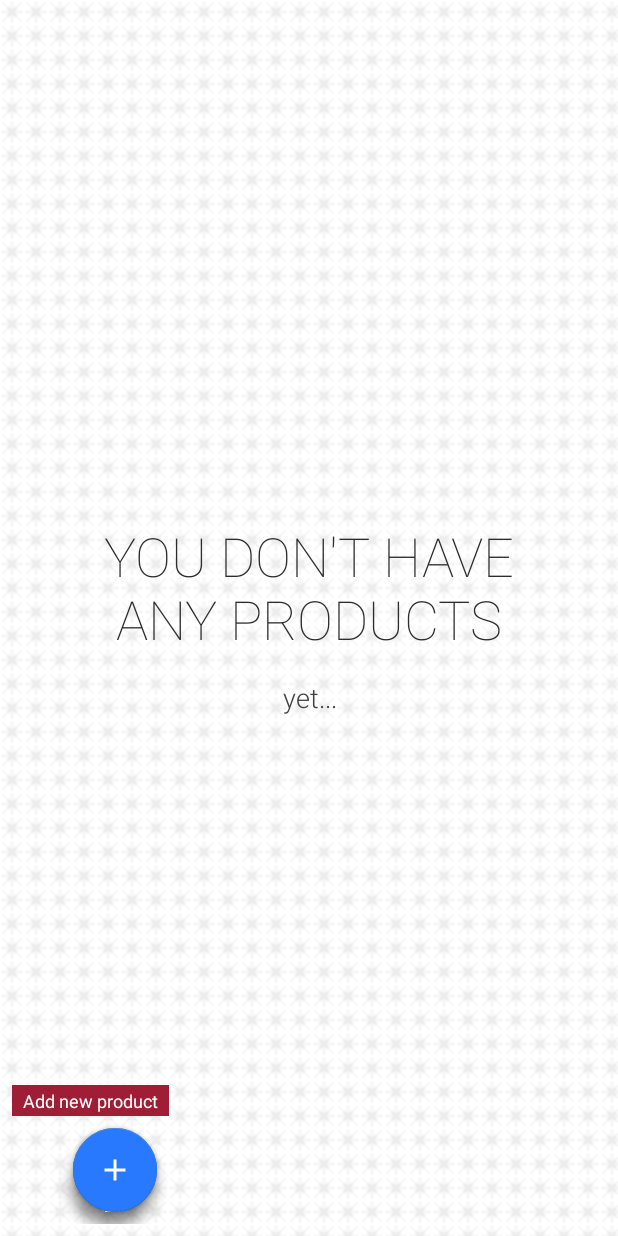
After one commit to DujeMedak/Eshop, an Android app: the ScanActivity screen opened directly, with no data from a screen before it, on a phone screen of 412 x 824 dp. The commit adds this screen. Run offline under Robolectric (Android 15) with nearby library versions, the phone set to English and light mode, and no system bars.

Commit message:
Add animations in scanActivity, add barScanner

```diff
--- a/app/src/main/java/cmov/feup/eshop/RegistrationActivity.java
+++ b/app/src/main/java/cmov/feup/eshop/RegistrationActivity.java
@@ -118,8 +118,14 @@ public class RegistrationActivity extends AppCompatActivity{
         name = ((EditText)findViewById(R.id.nameTxt)).getText().toString();
 
         if(name.isEmpty()){
-            Toast.makeText(this, "You must enter the name!", Toast.LENGTH_SHORT).show();
+            //Toast.makeText(this, "You must enter the name!", Toast.LENGTH_SHORT).show();
         }
+        else{
+
+        }
+        //TODO change this
+        Intent next = new Intent(RegistrationActivity.this,ScanActivity.class);
+        RegistrationActivity.this.startActivity(next);
 
     }
 
--- /dev/null
+++ b/app/src/main/java/cmov/feup/eshop/ScanActivity.java
@@ -0,0 +1,195 @@
+package cmov.feup.eshop;
+
+import android.app.Activity;
+import android.app.AlertDialog;
+import android.content.ActivityNotFoundException;
+import android.content.DialogInterface;
+import android.content.Intent;
+import android.content.res.ColorStateList;
+import android.content.res.Resources;
+import android.net.Uri;
+import android.support.design.widget.FloatingActionButton;
+import android.support.v4.content.ContextCompat;
+import android.support.v4.content.res.ResourcesCompat;
+import android.support.v7.app.AppCompatActivity;
+import android.os.Bundle;
+import android.view.View;
+import android.view.animation.Animation;
+import android.view.animation.AnimationUtils;
+import android.widget.Button;
+import android.widget.FrameLayout;
+import android.widget.LinearLayout;
+import android.widget.TextView;
+
+public class ScanActivity extends AppCompatActivity {
+
+    static final String ACTION_SCAN = "com.google.zxing.client.android.SCAN";
+    TextView message;
+    Animation show_fab_3,show_fab_2;
+    Animation hide_fab_3,hide_fab_2;
+    boolean menuOn = false;
+
+    LinearLayout fab2;
+    FloatingActionButton fab3;
+
+    @Override
+    public void onCreate(Bundle savedInstanceState) {
+        FloatingActionButton barButton,QRButton;
+
+
+        super.onCreate(savedInstanceState);
+        setContentView(R.layout.activity_scan);
+        message = (TextView) findViewById(R.id.message);
+        QRButton = (FloatingActionButton) findViewById(R.id.fab2Button);
+        barButton = (FloatingActionButton) findViewById(R.id.fab_3);
+        QRButton.setOnClickListener(new View.OnClickListener() {
+            @Override
+            public void onClick(View v) {
+                scan(true);
+            }
+        });
+        barButton.setOnClickListener(new View.OnClickListener() {
+            @Override
+            public void onClick(View v) {
+                scan(false);
+            }
+        });
+
+        show_fab_2 = AnimationUtils.loadAnimation(getApplication(), R.anim.fab_2_show);
+        hide_fab_2 = AnimationUtils.loadAnimation(getApplication(), R.anim.fab_2_hide);
+
+        show_fab_3 = AnimationUtils.loadAnimation(getApplication(), R.anim.fab_3_show);
+        hide_fab_3 = AnimationUtils.loadAnimation(getApplication(), R.anim.fab_3_hide);
+
+        fab2 = (LinearLayout)findViewById(R.id.fab_2);
+        fab3 = (FloatingActionButton)findViewById(R.id.fab_3);
+
+        QRButton.setBackgroundTintList(ColorStateList.valueOf(ContextCompat.getColor(ScanActivity.this, R.color.colorPrimary)));
+        barButton.setBackgroundTintList(ColorStateList.valueOf(ContextCompat.getColor(ScanActivity.this, R.color.upvoteBtnColor)));
+
+        FrameLayout.LayoutParams layoutParams = (FrameLayout.LayoutParams) fab2.getLayoutParams();
+        layoutParams.topMargin += (int) (fab2.getHeight() * 1.5);
+
+
+        FrameLayout.LayoutParams layoutParams3 = (FrameLayout.LayoutParams) fab3.getLayoutParams();
+        layoutParams3.topMargin += (int) (fab3.getHeight() * 1.25);
+    }
+
+    public void displayFab2(){
+        //QR code
+        FrameLayout.LayoutParams layoutParams = (FrameLayout.LayoutParams) fab2.getLayoutParams();
+        layoutParams.topMargin = 0;
+        layoutParams.bottomMargin += (int) (fab2.getHeight() * 1.5);
+        fab2.setLayoutParams(layoutParams);
+
+        fab2.startAnimation(show_fab_2);
+        fab2.setClickable(true);
+    }
+
+    public void hideFab2(){
+        FrameLayout.LayoutParams layoutParams = (FrameLayout.LayoutParams) fab2.getLayoutParams();
+        layoutParams.bottomMargin -= (int) (fab2.getHeight() * 1.5);
+        layoutParams.topMargin += (int) (fab2.getHeight() * 1.5);
+        fab2.setLayoutParams(layoutParams);
+
+        fab2.startAnimation(hide_fab_2);
+        fab2.setClickable(false);
+
+    }
+
+    public void displayFab3(){
+        //Bar code
+        FrameLayout.LayoutParams layoutParams = (FrameLayout.LayoutParams) fab3.getLayoutParams();
+
+        layoutParams.topMargin = 0;
+        layoutParams.bottomMargin += (int) (fab3.getHeight() * 1.25);
+        fab3.setLayoutParams(layoutParams);
+
+        fab3.startAnimation(show_fab_3);
+        fab3.setClickable(true);
+
+    }
+
+    public void hideFab3(){
+
+        FrameLayout.LayoutParams layoutParams = (FrameLayout.LayoutParams) fab3.getLayoutParams();
+        layoutParams.bottomMargin -= (int) (fab3.getHeight() * 1.25);
+        layoutParams.topMargin += (int) (fab3.getHeight() * 1.25);
+        fab3.setLayoutParams(layoutParams);
+
+        fab3.startAnimation(hide_fab_3);
+        fab3.setClickable(false);
+
+    }
+
+
+    public void displayFABMenu(){
+        displayFab3();
+        displayFab2();
+    }
+
+    public void hideFABMenu(){
+        hideFab3();
+        hideFab2();
+    }
+
+
+    public void Onfab1Click(View view){
+        if(menuOn == false){
+            displayFABMenu();
+            menuOn = !menuOn;
+        }
+        else{
+            hideFABMenu();
+            menuOn = !menuOn;
+        }
+    }
+
+    @Override
+    public void onSaveInstanceState(Bundle bundle) {
+        super.onSaveInstanceState(bundle);
+        bundle.putCharSequence("Message", message.getText());
+    }
+
+    public void onRestoreInstanceState(Bundle bundle) {
+        super.onRestoreInstanceState(bundle);
+        message.setText(bundle.getCharSequence("Message"));
+    }
+
+    public void scan(boolean qrcode) {
+        try {
+            Intent intent = new Intent(ACTION_SCAN);
+            intent.putExtra("SCAN_MODE", qrcode ? "QR_CODE_MODE" : "PRODUCT_MODE");
+            startActivityForResult(intent, 0);
+        }
+        catch (ActivityNotFoundException anfe) {
+            showDialog(this, "No Scanner Found", "Download a scanner code activity?", "Yes", "No").show();
+        }
+    }
+
+    private static AlertDialog showDialog(final Activity act, CharSequence title, CharSequence message, CharSequence buttonYes, CharSequence buttonNo) {
+        AlertDialog.Builder downloadDialog = new AlertDialog.Builder(act);
+        downloadDialog.setTitle(title);
+        downloadDialog.setMessage(message);
+        downloadDialog.setPositiveButton(buttonYes, new DialogInterface.OnClickListener() {
+            public void onClick(DialogInterface dialogInterface, int i) {
+                Uri uri = Uri.parse("market://search?q=pname:" + "com.google.zxing.client.android");
+                Intent intent = new Intent(Intent.ACTION_VIEW, uri);
+                act.startActivity(intent);
+            }
+        });
+        downloadDialog.setNegativeButton(buttonNo, null);
+        return downloadDialog.show();
+    }
+
+    public void onActivityResult(int requestCode, int resultCode, Intent data) {
+        if (requestCode == 0) {
+            if (resultCode == RESULT_OK) {
+                String contents = data.getStringExtra("SCAN_RESULT");
+                String format = data.getStringExtra("SCAN_RESULT_FORMAT");
+
+                message.setText("Format: " + format + "\nMessage: " + contents);
+            }
+        }
+    }
+}
--- /dev/null
+++ b/app/src/main/res/drawable/barcode_scan.xml
@@ -0,0 +1,10 @@
+<!-- drawable/barcode_scan.xml -->
+<vector xmlns:android="http://schemas.android.com/apk/res/android"
+    android:height="24dp"
+    android:width="24dp"
+    android:viewportWidth="24"
+    android:viewportHeight="24">
+    <path
+        android:fillColor="#ffffff"
+        android:pathData="M4,6H6V18H4V6M7,6H8V18H7V6M9,6H12V18H9V6M13,6H14V18H13V6M16,6H18V18H16V6M19,6H20V18H19V6M2,4V8H0V4A2,2 0 0,1 2,2H6V4H2M22,2A2,2 0 0,1 24,4V8H22V4H18V2H22M2,16V20H6V22H2A2,2 0 0,1 0,20V16H2M22,20V16H24V20A2,2 0 0,1 22,22H18V20H22Z" />
+</vector>
--- /dev/null
+++ b/app/src/main/res/drawable/bg_patter_no_wishes_tiled.xml
@@ -0,0 +1,4 @@
+<?xml version="1.0" encoding="utf-8"?>
+<bitmap xmlns:android="http://schemas.android.com/apk/res/android"
+    android:src="@drawable/bg_pattern_no_wishes"
+    android:tileMode="repeat" />
--- /dev/null
+++ b/app/src/main/res/drawable/ic_add_white_24dp.xml
@@ -0,0 +1,9 @@
+<vector xmlns:android="http://schemas.android.com/apk/res/android"
+        android:width="24dp"
+        android:height="24dp"
+        android:viewportWidth="24.0"
+        android:viewportHeight="24.0">
+    <path
+        android:fillColor="#ffffff"
+        android:pathData="M19,13h-6v6h-2v-6H5v-2h6V5h2v6h6v2z"/>
+</vector>
--- /dev/null
+++ b/app/src/main/res/drawable/qrcode.xml
@@ -0,0 +1,10 @@
+<!-- drawable/qrcode.xml -->
+<vector xmlns:android="http://schemas.android.com/apk/res/android"
+    android:height="24dp"
+    android:width="24dp"
+    android:viewportWidth="24"
+    android:viewportHeight="24">
+    <path
+        android:fillColor="#ffffff"
+        android:pathData="M3,11H5V13H3V11M11,5H13V9H11V5M9,11H13V15H11V13H9V11M15,11H17V13H19V11H21V13H19V15H21V19H19V21H17V19H13V21H11V17H15V15H17V13H15V11M19,19V15H17V19H19M15,3H21V9H15V3M17,5V7H19V5H17M3,3H9V9H3V3M5,5V7H7V5H5M3,15H9V21H3V15M5,17V19H7V17H5Z" />
+</vector>
--- /dev/null
+++ b/app/src/main/res/layout/activity_scan.xml
@@ -0,0 +1,72 @@
+<?xml version="1.0" encoding="utf-8"?>
+
+<RelativeLayout xmlns:android="http://schemas.android.com/apk/res/android"
+xmlns:tools="http://schemas.android.com/tools"
+xmlns:app="http://schemas.android.com/apk/res-auto"
+android:id="@+id/container"
+android:layout_width="match_parent"
+android:layout_height="match_parent"
+app:layout_behavior="@string/appbar_scrolling_view_behavior"
+android:background="#e0e0e0"
+android:orientation="vertical"
+tools:context="cmov.feup.eshop.ScanActivity">
+<android.support.v7.widget.RecyclerView
+    android:id="@+id/rv"
+    android:layout_marginTop="-9dp"
+    android:clipToPadding="false"
+    android:layout_width="match_parent"
+    android:layout_height="match_parent">
+</android.support.v7.widget.RecyclerView>
+
+<RelativeLayout
+    android:id="@+id/noWishesLay"
+    android:layout_width="match_parent"
+    android:layout_height="match_parent"
+    android:background="@drawable/bg_patter_no_wishes_tiled"
+    android:gravity="center">
+    <TextView
+        android:layout_width="match_parent"
+        android:id="@+id/text1"
+        android:layout_height="wrap_content"
+        android:textAlignment="center"
+        android:textSize="36dp"
+        android:fontFamily="sans-serif-thin"
+        android:textAllCaps="true"
+        android:textColor="#2d2d2d"
+        android:text="You don't have\nany products"/>
+    <TextView
+        android:layout_width="match_parent"
+        android:layout_below="@id/text1"
+        android:layout_height="wrap_content"
+        android:textAlignment="center"
+        android:textSize="18dp"
+        android:layout_marginTop="16dp"
+        android:fontFamily="sans-serif-light"
+        android:textColor="#414141"
+        android:text="yet..."/>
+</RelativeLayout>
+<LinearLayout
+    android:layout_width="wrap_content"
+    android:layout_height="wrap_content"
+    android:layout_alignParentBottom="true"
+    android:gravity="center"
+    android:layout_margin="8dp"
+    android:orientation="vertical">
+
+
+
+    <TextView
+        android:visibility="visible"
+        android:layout_width="match_parent"
+        android:layout_height="wrap_content"
+        android:id="@+id/message" />
+
+    <include layout="@layout/fabs_layout">
+
+    </include>
+
+
+
+
+</LinearLayout>
+</RelativeLayout>
--- /dev/null
+++ b/app/src/main/res/layout/fabs_layout.xml
@@ -0,0 +1,65 @@
+<?xml version="1.0" encoding="utf-8"?>
+<FrameLayout xmlns:android="http://schemas.android.com/apk/res/android"
+xmlns:app="http://schemas.android.com/apk/res-auto"
+android:layout_width="match_parent"
+android:layout_height="match_parent">
+
+
+    <LinearLayout
+        android:id="@+id/fab_2"
+        android:layout_width="wrap_content"
+        android:layout_height="wrap_content"
+        android:orientation="vertical"
+        android:clickable="true">
+
+        <TextView
+            android:id="@+id/fab_2_txt"
+            android:visibility="visible"
+            android:layout_width="wrap_content"
+            android:textColor="#fff"
+            android:background="@color/colorPrimaryDark"
+            android:paddingTop="2dp"
+            android:paddingBottom="2dp"
+            android:paddingLeft="7dp"
+            android:paddingRight="7dp"
+            android:textSize="12sp"
+            android:layout_height="wrap_content"
+            android:text="Add new product"/>
+
+        <android.support.design.widget.FloatingActionButton
+            android:id="@+id/fab2Button"
+            android:layout_gravity="bottom|end"
+            android:visibility="visible"
+            app:fabSize="normal"
+            android:layout_margin="8dp"
+            android:layout_width="wrap_content"
+            android:layout_height="wrap_content"
+            android:src="@drawable/qrcode"
+            />
+    </LinearLayout>
+
+
+    <android.support.design.widget.FloatingActionButton
+        android:id="@+id/fab_3"
+        android:layout_gravity="bottom|end"
+        android:visibility="visible"
+        app:fabSize="normal"
+        android:layout_margin="8dp"
+        android:layout_width="wrap_content"
+        android:layout_height="wrap_content"
+        android:src="@drawable/barcode_scan"
+     />
+
+    <android.support.design.widget.FloatingActionButton
+        android:id="@+id/fab_1"
+        android:onClick="Onfab1Click"
+        android:layout_gravity="bottom|end"
+        android:visibility="visible"
+        android:clickable="true"
+        app:fabSize="normal"
+        android:layout_margin="8dp"
+        android:layout_width="wrap_content"
+        android:layout_height="wrap_content"
+        android:src="@drawable/ic_add_white_24dp"
+        />
+</FrameLayout>
```
Also changed, not shown: app/src/main/AndroidManifest.xml (+4 -3 lines), app/src/main/res/anim/add_product_txt_fade.xml (added, +10 -0 lines), app/src/main/res/anim/fab_2_hide.xml (added, +21 -0 lines), app/src/main/res/anim/fab_2_show.xml (added, +20 -0 lines), app/src/main/res/anim/fab_3_hide.xml (added, +12 -0 lines), app/src/main/res/anim/fab_3_show.xml (added, +12 -0 lines), app/src/main/res/drawable/bg_pattern_no_wishes.png (added).
